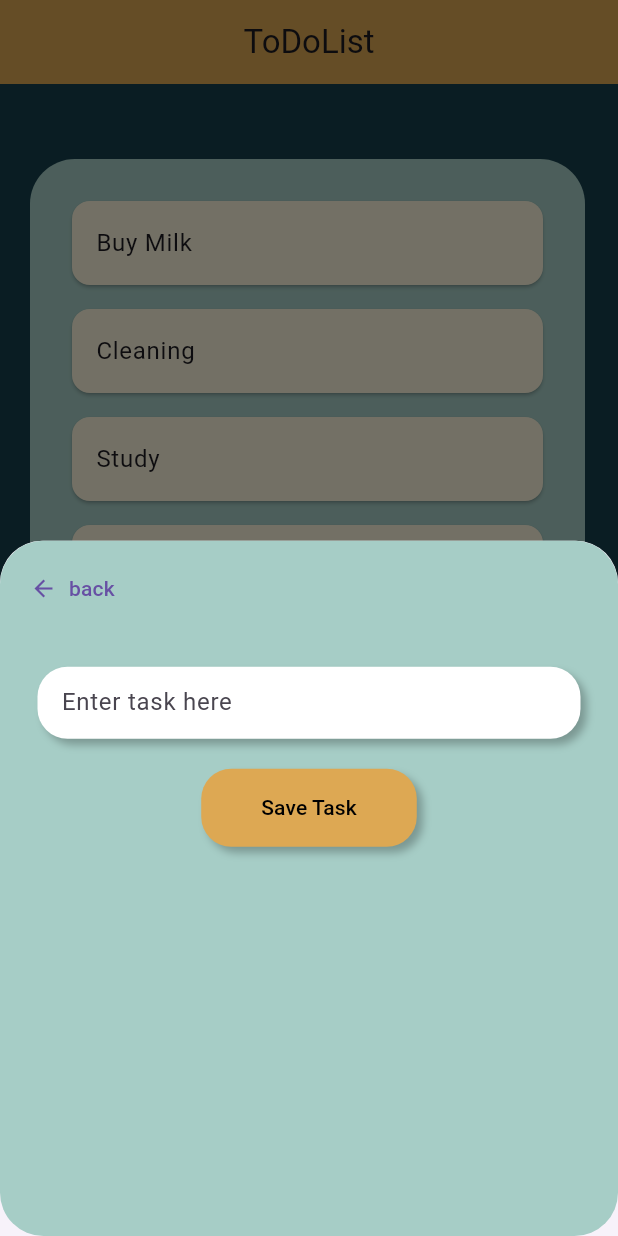
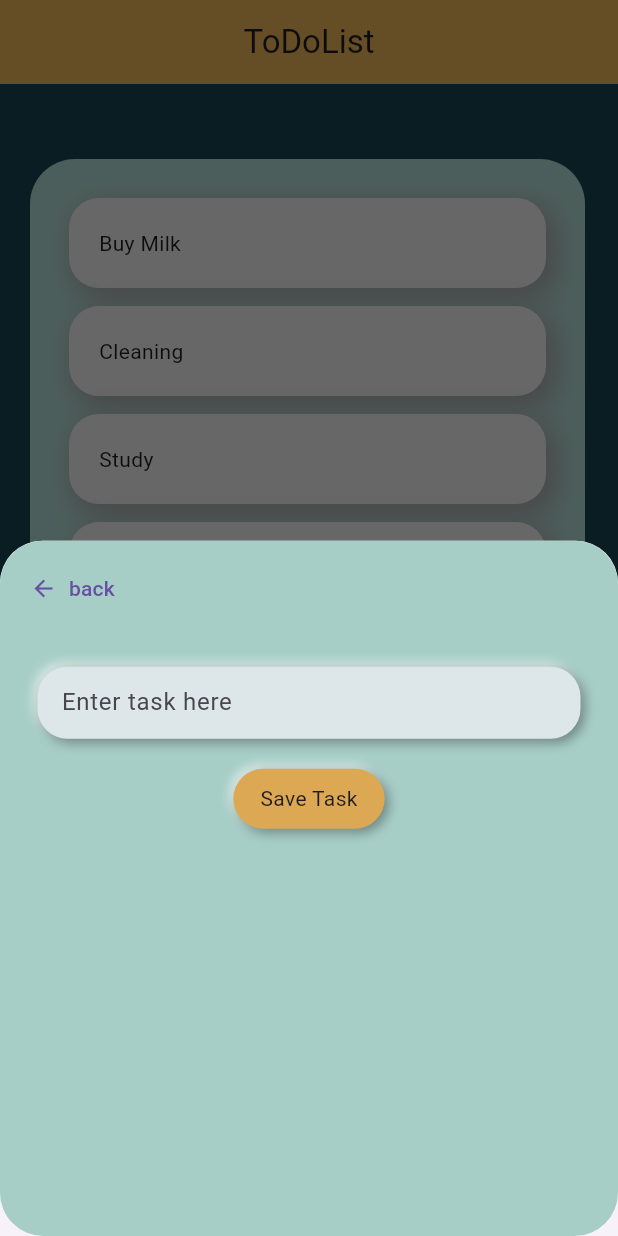
Before and after one commit to YongsakSaengsuk/flutter_todolist, a Flutter app: the screen it shows after launch, after a tap on the "add" icon, on a phone screen of 412 x 824 dp. Run offline on Flutter 3.47's test engine with Material 3 defaults, Android fonts, the phone set to English and light mode, and no system bars; our stand-ins replace flutter_neumorphic_plus.

Commit message:
update Button STyle

```diff
--- a/lib/addtodo.dart
+++ b/lib/addtodo.dart
@@ -1,4 +1,5 @@
 import 'package:flutter/material.dart';
+import 'package:flutter_neumorphic_plus/flutter_neumorphic.dart';
 import 'package:flutter_todolist/Model/model.dart';
 
 class Addtodo extends StatefulWidget {
@@ -55,19 +56,13 @@ class _AddtodoState extends State<Addtodo> {
               Padding(
                 padding:
                     const EdgeInsets.symmetric(horizontal: 25, vertical: 20),
-                child: Container(
+                child: Neumorphic(
+                  style: NeumorphicStyle(
+                    depth: 5,
+                    surfaceIntensity: 0.1,
+                    boxShape: NeumorphicBoxShape.roundRect(BorderRadius.circular(20)),
+                  ),
                   padding: EdgeInsets.symmetric(horizontal: 16.0),
-                  decoration: BoxDecoration(
-                    color: Colors.white,
-                    borderRadius: BorderRadius.circular(20),
-                    boxShadow: [
-                      BoxShadow(
-                        color: Colors.black26,
-                        blurRadius: 4,
-                        offset: Offset(4, 4),
-                      )
-                    ],
-                  ),
                   child: TextField(
                     controller: taskController,
                     decoration: InputDecoration(
@@ -75,29 +70,16 @@ class _AddtodoState extends State<Addtodo> {
                   ),
                 ),
               ),
-              Container(
-                decoration: BoxDecoration(
+              NeumorphicButton(
+                style: NeumorphicStyle(
                   color: Color(0xFFDDA853),
-                  borderRadius: BorderRadius.circular(20),
-                  boxShadow: [
-                    BoxShadow(
-                      color: Colors.black26,
-                      blurRadius: 4,
-                      offset: Offset(4, 4),
-                    ),
-                  ],
+                  depth: 5,
+                  surfaceIntensity: 0.1,
+                  boxShape:
+                      NeumorphicBoxShape.roundRect(BorderRadius.circular(20)),
                 ),
-                child: TextButton(
-                  style: TextButton.styleFrom(
-                      padding:
-                          EdgeInsets.symmetric(horizontal: 40, vertical: 16),
-                      shape: RoundedRectangleBorder(
-                        borderRadius: BorderRadius.circular(20),
-                      ),
-                      foregroundColor: Colors.black),
-                  onPressed: _summitTaskData,
-                  child: Text("Save Task"),
-                ),
+                onPressed: _summitTaskData,
+                child: Text("Save Task"),
               )
             ],
           ),
--- a/lib/widget/todo_item.dart
+++ b/lib/widget/todo_item.dart
@@ -1,4 +1,5 @@
 import 'package:flutter/material.dart';
+
 import 'package:flutter_todolist/Model/model.dart';
 
 class TodoItem extends StatelessWidget {
@@ -6,14 +7,22 @@ class TodoItem extends StatelessWidget {
   final Model getTask;
   @override
   Widget build(BuildContext context) {
-    return Card(
-      key: ValueKey(getTask.id),
-      margin: const EdgeInsets.all(8),
-      color: Color(0xFFFBF5DD),
-      child: ListTile(
-        title: Text(getTask.title),
-        shape: RoundedRectangleBorder(borderRadius: BorderRadius.circular(20)),
+    return Container(
+
+      margin: EdgeInsets.all(6),
+      padding: EdgeInsets.all(20),
+      decoration: BoxDecoration(
+        borderRadius: BorderRadius.circular(20),
+        color: Colors.grey.shade300,
+        boxShadow: const [
+          BoxShadow(
+              color: Colors.grey,
+              offset: Offset(5, 6),
+              blurRadius: 15,
+              spreadRadius: 2)
+        ],
       ),
+      child: Text(getTask.title),
     );
   }
 }
--- a/pubspec.yaml
+++ b/pubspec.yaml
@@ -35,6 +35,7 @@ dependencies:
   # Use with the CupertinoIcons class for iOS style icons.
   cupertino_icons: ^1.0.8
   uuid: ^4.5.1
+  flutter_neumorphic_plus: ^3.4.0
 
 dev_dependencies:
   flutter_test:
```
Also changed, not shown: pubspec.lock.
